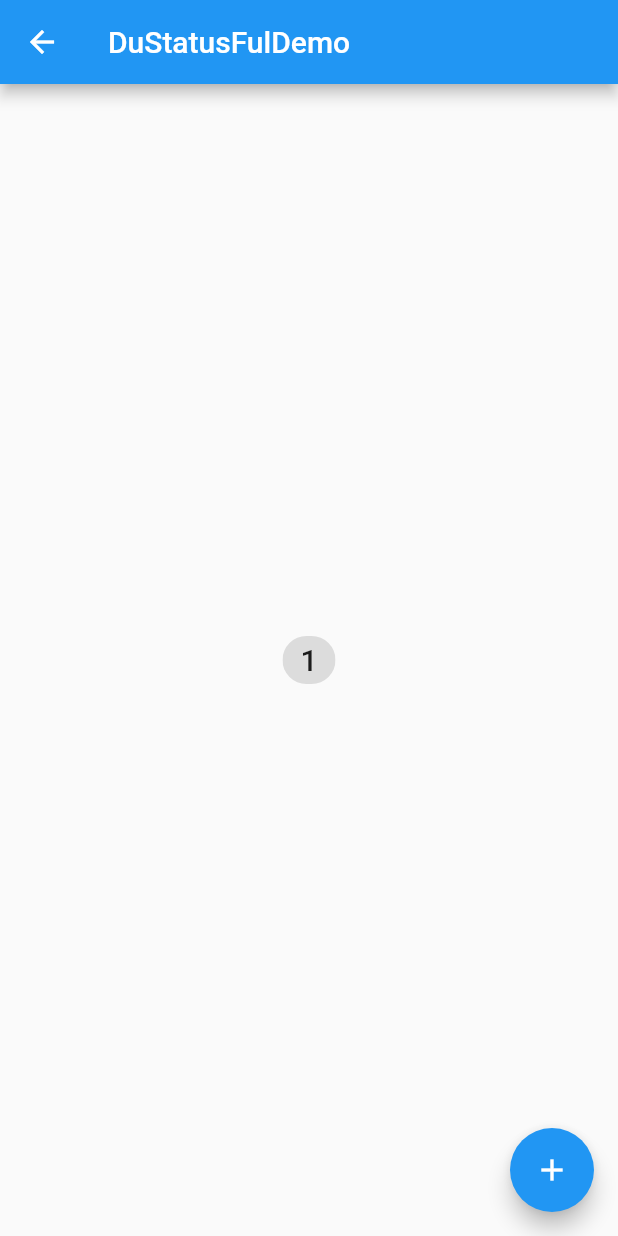
After one commit to digitbase/flutter, a Flutter app: the DuStatusFulDemo screen opened directly, after a tap on the "add" icon, on a phone screen of 412 x 824 dp. The commit adds this screen. Run offline on Flutter 3.47's test engine with Material 2 defaults, Android fonts, the phone set to English and light mode, and no system bars; our stand-ins replace flutter_screenutil, fluttertoast.

Commit message:
status组件

```diff
--- a/myf/lib/common/widgets/navigator.dart
+++ b/myf/lib/common/widgets/navigator.dart
@@ -61,6 +61,12 @@ class DuNavigatorDemo extends StatelessWidget {
               },
               child: Text('stepper'),
             ),
+            FlatButton(
+              onPressed: () {
+                Navigator.pushNamed(context, '/statusful');
+              },
+              child: Text('statusful'),
+            ),
           ],
         ),
       ),
--- /dev/null
+++ b/myf/lib/common/widgets/status.dart
@@ -0,0 +1,101 @@
+import 'package:flutter/material.dart';
+import "dart:async";
+
+class DuStatusLessDemo extends StatelessWidget {
+  @override
+  Widget build(BuildContext context) {
+    return Scaffold(
+      appBar: AppBar(
+        title: Text('DuStatusLessDemo'),
+      ),
+      body: Container(),
+    );
+  }
+}
+
+class DuStatusFulDemo extends StatefulWidget {
+  @override
+  _DuStatusFulDemoState createState() => _DuStatusFulDemoState();
+}
+
+class _DuStatusFulDemoState extends State<DuStatusFulDemo> {
+  int _count = 0;
+  @override
+  Widget build(BuildContext context) {
+    return Scaffold(
+      appBar: AppBar(
+        title: Text('DuStatusFulDemo'),
+      ),
+      body: Counter(_count),
+      floatingActionButton: FloatingActionButton(
+        onPressed: () {
+          setState(() {
+            _count++;
+          });
+        },
+        child: Icon(Icons.add),
+      ),
+    );
+  }
+}
+
+class Counter extends StatelessWidget {
+  final int counttt;
+
+  Counter(this.counttt);
+  @override
+  Widget build(BuildContext context) {
+    return Center(
+      child: Chip(
+        label: Text('$counttt',
+            style: TextStyle(
+              fontSize: 20,
+            )),
+      ),
+    );
+  }
+}
+
+class DuStremDemo extends StatelessWidget {
+  @override
+  Widget build(BuildContext context) {
+    return Scaffold(
+      appBar: AppBar(
+        title: Text('StremDemo'),
+      ),
+      body: DeStreamHome(),
+    );
+    ;
+  }
+}
+
+class DeStreamHome extends StatefulWidget {
+  @override
+  _DeStreamHomeState createState() => _DeStreamHomeState();
+}
+
+class _DeStreamHomeState extends State<DeStreamHome> {
+  void initState() {
+    super.initState();
+
+    Stream<String> _streamDemo = Stream.fromFuture(fetchData());
+
+    print('Start Listening Strem.');
+    _streamDemo.listen(onData);
+    print('asdfadfafasfaf');
+  }
+
+  void onData(String data) {
+    print(data);
+  }
+
+  Future<String> fetchData() async {
+    await Future.delayed(Duration(seconds: 3));
+    return "hello ~";
+  }
+
+  @override
+  Widget build(BuildContext context) {
+    return Container();
+  }
+}
--- a/myf/lib/common/widgets/widgets.dart
+++ b/myf/lib/common/widgets/widgets.dart
@@ -15,3 +15,4 @@ export "./datatable.dart";
 export "./paginat.dart";
 export "./card.dart";
 export "./stepper.dart";
+export "./status.dart";
--- a/myf/lib/routes.dart
+++ b/myf/lib/routes.dart
@@ -19,4 +19,7 @@ var staticRoutes = {
   '/paginateTable': (context) => PaginateTableDemo(),
   '/card': (context) => DuCardDemo(),
   '/stepper': (context) => DuStepperDemo(),
+  '/statusless': (context) => DuStatusLessDemo(),
+  '/statusful': (context) => DuStatusFulDemo(),
+  '/statusful': (context) => DuStremDemo(),
 };
```
